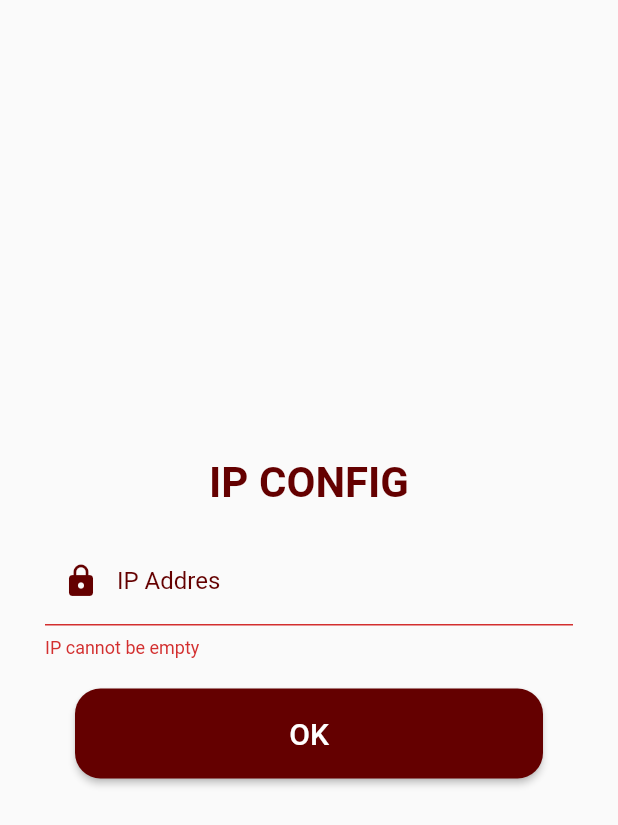
After one commit to GustiAdithiya/project_dimades, a Flutter app: the ChangeIP screen opened directly, after a tap on "OK", on a phone screen of 412 x 824 dp. The commit adds this screen. Shown: the top 825 px of the screen. Run offline on Flutter 3.47's test engine with Material 2 defaults, Android fonts, the phone set to English and light mode, and no system bars; our stand-ins replace file_picker, google_nav_bar, rflutter_alert, shared_preferences; accounts and stored records are empty; network calls fail.

Commit message:
new commit

```diff
--- a/lib/akun/komponents/ubah_password_page.dart
+++ b/lib/akun/komponents/ubah_password_page.dart
@@ -3,7 +3,6 @@
 import 'package:dimades_project/konstant.dart';
 import 'package:flutter/material.dart';
 import 'package:http/http.dart' as http;
-import 'package:shared_preferences/shared_preferences.dart';
 
 class UbahPasswordPage extends StatefulWidget {
   final String id;
--- a/lib/bumdes/komponen/alamat_kantor.dart
+++ b/lib/bumdes/komponen/alamat_kantor.dart
@@ -142,14 +142,6 @@ class AlamatKantor extends StatelessWidget {
                       ),
                       InkWell(
                         onTap: () {
-                          final Uri params = Uri(
-                            scheme: 'mailto',
-                            path: 'email@example.com',
-                            query:
-                                'subject=App Feedback&body=App Version 3.23', //add subject and body here
-                          );
-
-                          var url = params.toString();
                           _launchURL('mailto:bumdesapastibisa@gmail.com');
                         },
                         child: Text(
--- /dev/null
+++ b/lib/change_ip.dart
@@ -0,0 +1,115 @@
+// ignore_for_file: prefer_const_constructors, missing_return
+
+import 'package:dimades_project/konstant.dart';
+import 'package:dimades_project/launcher.dart';
+import 'package:flutter/material.dart';
+
+class ChangeIP extends StatefulWidget {
+  const ChangeIP({Key key}) : super(key: key);
+
+  @override
+  State<ChangeIP> createState() => _ChangeIPState();
+}
+
+class _ChangeIPState extends State<ChangeIP> {
+  final _form = GlobalKey<FormState>();
+  TextEditingController ip = TextEditingController();
+  @override
+  Widget build(BuildContext context) {
+    return Scaffold(
+      body: SizedBox(
+        height: MediaQuery.of(context).size.height,
+        width: MediaQuery.of(context).size.width,
+        child: Form(
+          key: _form,
+          child: Column(
+            mainAxisAlignment: MainAxisAlignment.center,
+            children: [
+              Text("IP CONFIG",
+                  style: TextStyle(
+                      color: Colors.black.withRed(100),
+                      fontWeight: FontWeight.bold,
+                      fontSize: 28)),
+              SizedBox(
+                height: 20,
+              ),
+              Padding(
+                padding: EdgeInsets.symmetric(horizontal: 30),
+                child: TextFormField(
+                  style: TextStyle(color: Colors.black.withRed(100)),
+                  controller: ip,
+                  validator: (text) {
+                    if (text == null || text.isEmpty) {
+                      return 'IP cannot be empty';
+                    }
+                  },
+                  decoration: InputDecoration(
+                    enabledBorder: OutlineInputBorder(
+                        borderRadius: BorderRadius.circular(10),
+                        borderSide: BorderSide(
+                          color: Colors.black.withRed(100),
+                          width: 2,
+                        )),
+                    focusedBorder: OutlineInputBorder(
+                        borderRadius: BorderRadius.circular(10),
+                        borderSide: BorderSide(
+                          color: Colors.black.withRed(100),
+                          width: 2,
+                        )),
+                    focusColor: Colors.black.withRed(100),
+                    labelText: "IP Addres",
+                    hintText: '192.168.0.0',
+                    labelStyle: TextStyle(
+                      color: Colors.black.withRed(100),
+                    ),
+                    prefixIcon:
+                        Icon(Icons.lock, color: Colors.black.withRed(100)),
+                  ),
+                ),
+              ),
+              SizedBox(
+                height: 20,
+              ),
+
+              // NOTE: BUTTON LOGIN
+              Padding(
+                padding: EdgeInsets.symmetric(horizontal: 50),
+                child: SizedBox(
+                  height: 60,
+                  width: MediaQuery.of(context).size.width,
+                  child: ElevatedButton(
+                    onPressed: () {
+                      final isValid = _form.currentState.validate();
+                      if (!isValid) {
+                        return;
+                      } else {
+                        setState(() {
+                          cUrl = ip.text;
+                        });
+                        Navigator.pushReplacement(
+                          context,
+                          MaterialPageRoute(
+                            builder: (BuildContext context) => LauncherPage(),
+                          ),
+                        );
+                      }
+                    },
+                    child: Text('OK',
+                        style: TextStyle(
+                            fontSize: 20,
+                            fontWeight: FontWeight.w500,
+                            color: Colors.white)),
+                    style: ElevatedButton.styleFrom(
+                        primary: Colors.black.withRed(100),
+                        shape: RoundedRectangleBorder(
+                            borderRadius: BorderRadius.circular(17))),
+                  ),
+                ),
+              ),
+            ],
+          ),
+        ),
+      ),
+    );
+  }
+}
--- a/lib/home/home_page.dart
+++ b/lib/home/home_page.dart
@@ -2,11 +2,8 @@
 
 import 'dart:async';
 import 'dart:convert';
-
-import 'package:connectivity/connectivity.dart';
 import 'package:dimades_project/konstant.dart';
 import 'package:dimades_project/models/product.dart';
-import 'package:dimades_project/my_koneksi.dart';
 import 'package:flutter/material.dart';
 import 'package:http/http.dart' as http;
 import 'komponents/category_page.dart';
--- a/lib/konstant.dart
+++ b/lib/konstant.dart
@@ -2,5 +2,5 @@
 
 import 'package:flutter/material.dart';
 
-String cUrl = "192.168.100.95:8000";
+String cUrl = "192.168.43.58:8000";
 Color primaryColor = Colors.black.withRed(100);
--- a/lib/kontrak/komponent/item_list.dart
+++ b/lib/kontrak/komponent/item_list.dart
@@ -5,7 +5,6 @@ import 'package:dimades_project/konstant.dart';
 import 'package:flutter/material.dart';
 import 'package:http/http.dart' as http;
 import 'package:intl/intl.dart';
-import 'package:url_launcher/url_launcher.dart';
 
 class ItemList extends StatefulWidget {
   final int id, product_id;
--- a/lib/login/login_page.dart
+++ b/lib/login/login_page.dart
@@ -47,7 +47,6 @@ class _LoginPageState extends State<LoginPage> {
     var url = Uri.http(cUrl, params + "/" + email.text + "&" + pass.text);
     var res = await http.get(url);
     if (res.statusCode == 200) {
-      print(res.body);
       if (res.body == '"Failed"') {
         _showAlertDialog(context, "Login Failed");
         setState(() {
--- a/lib/login/register_page.dart
+++ b/lib/login/register_page.dart
@@ -33,7 +33,7 @@ class _RegisterPageState extends State<RegisterPage> {
       "name": name.text,
       "email": email.text,
       "password": pass.text,
-      "role": "1",
+      "role": "0",
       "address": address.text,
       "telp": telp.text,
       "instansi": instansi.text,
@@ -99,7 +99,6 @@ class _RegisterPageState extends State<RegisterPage> {
         body: SingleChildScrollView(
           // reverse: true,
           child: Container(
-              height: size.height,
               width: double.infinity,
               decoration: BoxDecoration(color: Colors.black.withRed(100)),
               child: Column(
--- a/lib/main.dart
+++ b/lib/main.dart
@@ -1,3 +1,4 @@
+import 'package:dimades_project/change_ip.dart';
 import 'package:flutter/material.dart';
 import 'launcher.dart';
 
```
